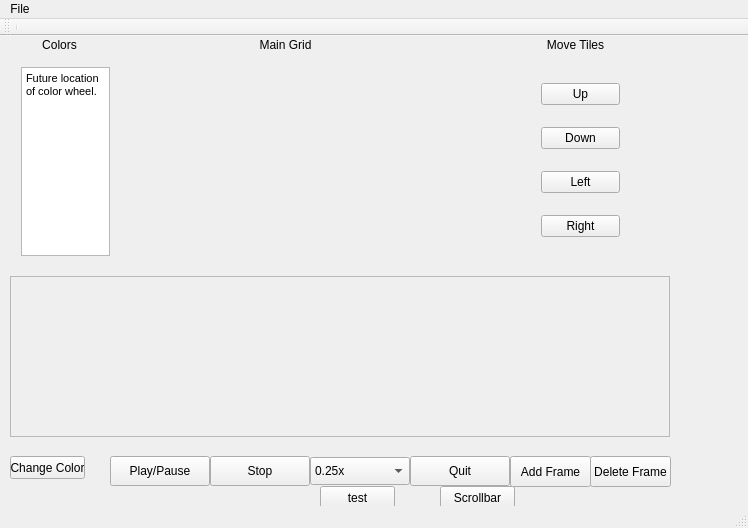
Above: Goofy-Lights-Editor/mainwindow.ui from UI-CS383-Team-1/Goofy-Lights-Editor before the change. Below: the same form after it.
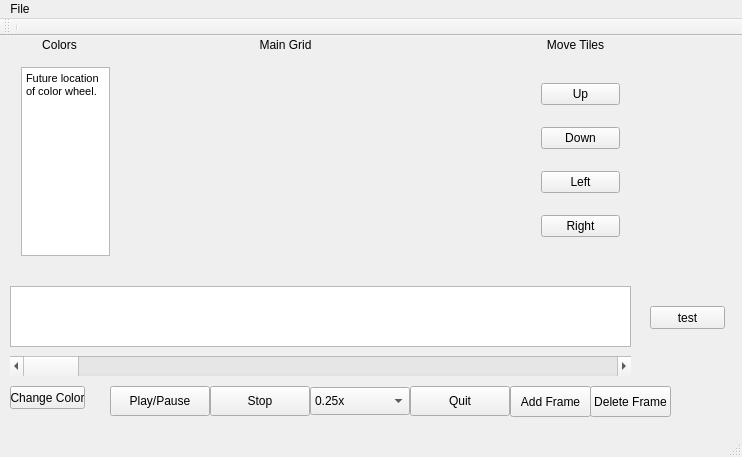
That is the form after the change.

Commit message: Revert "Sprint 2 animation"

The edit to the form file:
```diff
--- a/Goofy-Lights-Editor/mainwindow.ui
+++ b/Goofy-Lights-Editor/mainwindow.ui
@@ -6,19 +6,29 @@
    <rect>
     <x>0</x>
     <y>0</y>
-    <width>748</width>
-    <height>528</height>
+    <width>742</width>
+    <height>457</height>
    </rect>
   </property>
   <property name="windowTitle">
    <string>MainWindow</string>
   </property>
   <widget class="QWidget" name="centralWidget">
+   <widget class="QTableView" name="tableView">
+    <property name="geometry">
+     <rect>
+      <x>10</x>
+      <y>250</y>
+      <width>621</width>
+      <height>61</height>
+     </rect>
+    </property>
+   </widget>
    <widget class="QPushButton" name="pushButton">
     <property name="geometry">
      <rect>
       <x>110</x>
-      <y>420</y>
+      <y>350</y>
       <width>100</width>
       <height>30</height>
      </rect>
@@ -31,7 +41,7 @@
     <property name="geometry">
      <rect>
       <x>210</x>
-      <y>420</y>
+      <y>350</y>
       <width>100</width>
       <height>30</height>
      </rect>
@@ -44,7 +54,7 @@
     <property name="geometry">
      <rect>
       <x>310</x>
-      <y>421</y>
+      <y>351</y>
       <width>100</width>
       <height>28</height>
      </rect>
@@ -200,7 +210,7 @@
     <property name="geometry">
      <rect>
       <x>410</x>
-      <y>420</y>
+      <y>350</y>
       <width>100</width>
       <height>30</height>
      </rect>
@@ -209,11 +219,24 @@
      <string>Quit</string>
     </property>
    </widget>
+   <widget class="QScrollBar" name="horizontalScrollBar">
+    <property name="geometry">
+     <rect>
+      <x>10</x>
+      <y>320</y>
+      <width>621</width>
+      <height>20</height>
+     </rect>
+    </property>
+    <property name="orientation">
+     <enum>Qt::Horizontal</enum>
+    </property>
+   </widget>
    <widget class="QPushButton" name="AddFrameButton">
     <property name="geometry">
      <rect>
       <x>510</x>
-      <y>420</y>
+      <y>350</y>
       <width>81</width>
       <height>31</height>
      </rect>
@@ -228,8 +251,8 @@
    <widget class="QPushButton" name="pushButton_9">
     <property name="geometry">
      <rect>
-      <x>320</x>
-      <y>450</y>
+      <x>650</x>
+      <y>270</y>
       <width>75</width>
       <height>23</height>
      </rect>
@@ -242,7 +265,7 @@
     <property name="geometry">
      <rect>
       <x>590</x>
-      <y>420</y>
+      <y>350</y>
       <width>81</width>
       <height>31</height>
      </rect>
@@ -271,7 +294,7 @@
     <property name="geometry">
      <rect>
       <x>10</x>
-      <y>420</y>
+      <y>350</y>
       <width>75</width>
       <height>23</height>
      </rect>
@@ -280,56 +303,13 @@
      <string>Change Color</string>
     </property>
    </widget>
-   <widget class="QScrollArea" name="animationArea">
-    <property name="geometry">
-     <rect>
-      <x>10</x>
-      <y>240</y>
-      <width>660</width>
-      <height>161</height>
-     </rect>
-    </property>
-    <property name="verticalScrollBarPolicy">
-     <enum>Qt::ScrollBarAlwaysOff</enum>
-    </property>
-    <property name="sizeAdjustPolicy">
-     <enum>QAbstractScrollArea::AdjustToContents</enum>
-    </property>
-    <property name="widgetResizable">
-     <bool>true</bool>
-    </property>
-    <widget class="QWidget" name="scrollAreaWidgetContents">
-     <property name="geometry">
-      <rect>
-       <x>0</x>
-       <y>0</y>
-       <width>658</width>
-       <height>159</height>
-      </rect>
-     </property>
-     <layout class="QVBoxLayout" name="verticalLayout"/>
-    </widget>
-   </widget>
-   <widget class="QPushButton" name="Scrollbar">
-    <property name="geometry">
-     <rect>
-      <x>440</x>
-      <y>450</y>
-      <width>75</width>
-      <height>23</height>
-     </rect>
-    </property>
-    <property name="text">
-     <string>Scrollbar</string>
-    </property>
-   </widget>
   </widget>
   <widget class="QMenuBar" name="menuBar">
    <property name="geometry">
     <rect>
      <x>0</x>
      <y>0</y>
-     <width>748</width>
+     <width>742</width>
      <height>21</height>
     </rect>
    </property>
```
Left out of the diff: 6 changed lines with no effect on the pictures. The commit also changes 3 other files.
